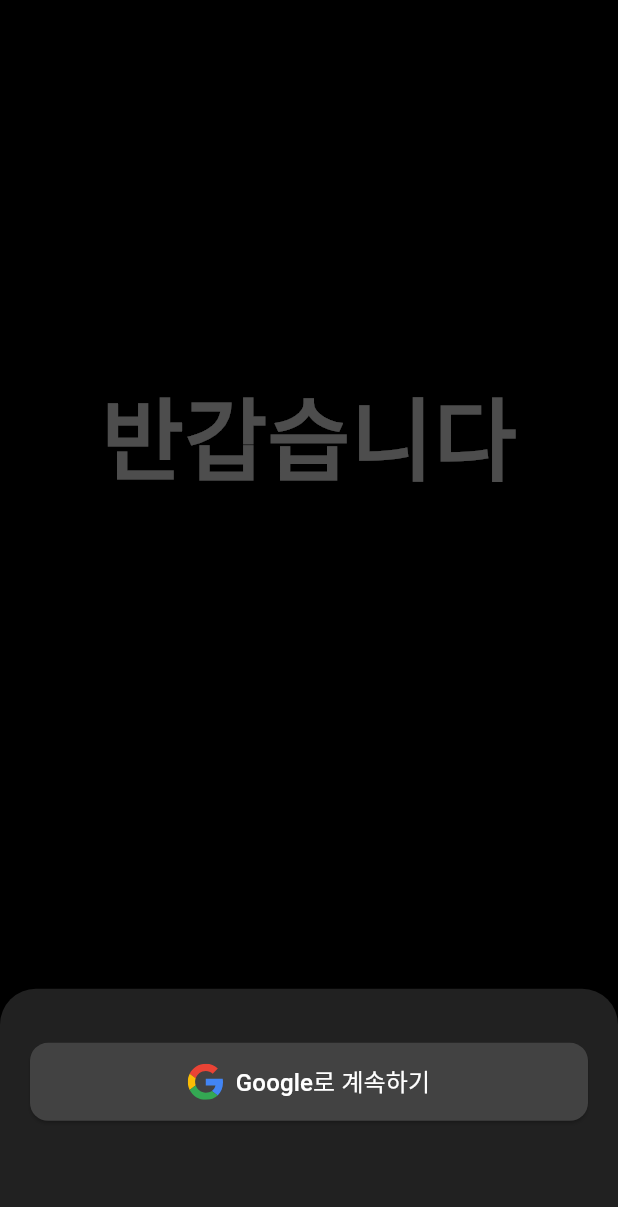
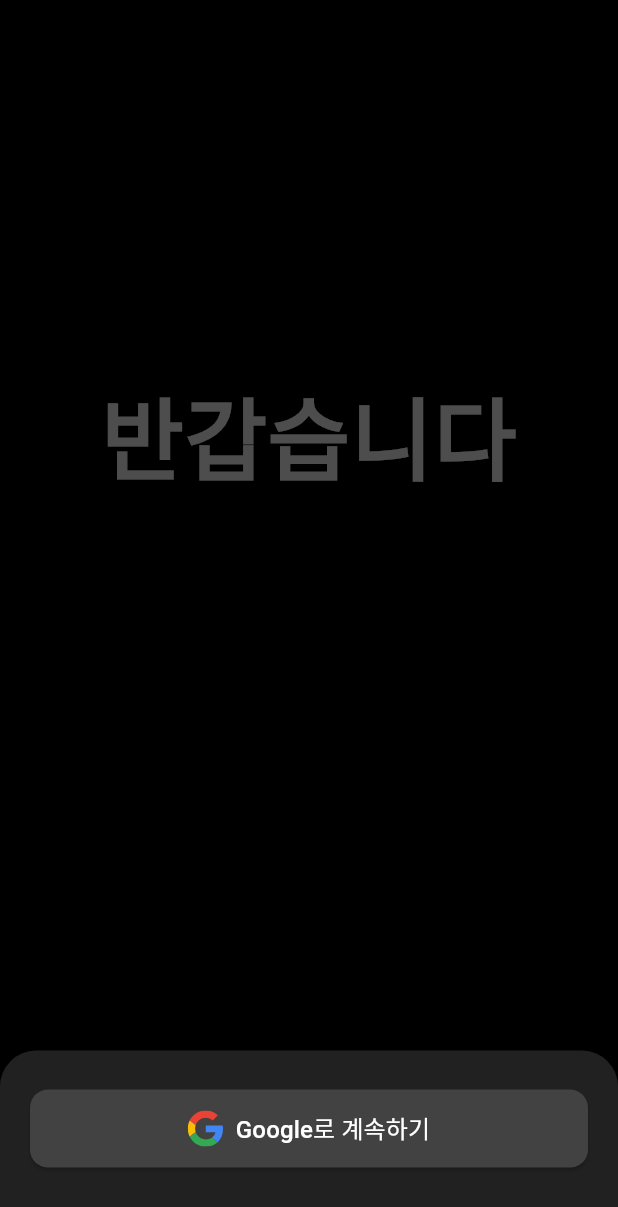
Before and after one commit to taku-mami/my_flutter_app, a Flutter app: the screen it shows after launch, on a phone screen of 412 x 824 dp. Shown: the top 1207 px of the screen. Run offline on Flutter 3.47's test engine with Material 3 defaults, Android fonts, the phone set to English and light mode, and no system bars; our stand-ins replace dio, firebase_auth, firebase_core, flutter_svg, google_sign_in; accounts and stored records are empty.

Commit message:
Adjust LoginScreen layout by reducing top margin and modifying button height calculation for improved UI consistency.

```diff
--- a/lib/main.dart
+++ b/lib/main.dart
@@ -229,7 +229,7 @@ class LoginScreen extends StatelessWidget {
                 mainAxisAlignment: MainAxisAlignment.start, // 상단 정렬로 변경
                 crossAxisAlignment: CrossAxisAlignment.center, // 가로 중앙 정렬
                 children: [
-                  SizedBox(height: 16), // 상단 여백 추가
+                  SizedBox(height: 6), // 상단 여백 추가
                   // 동적으로 버튼들 생성
                   ..._buildButtons(appConfig),
                 ],
@@ -246,7 +246,7 @@ class LoginScreen extends StatelessWidget {
     if (buttonCount == 0) {
       return screenHeight * 0.15; // 버튼이 없으면 최소 높이
     } else if (buttonCount == 1) {
-      return screenHeight * 0.2; // 버튼 1개
+      return screenHeight * 0.15; // 버튼 1개
     } else if (buttonCount == 2) {
       return screenHeight * 0.25; // 버튼 2개
     } else {
```
